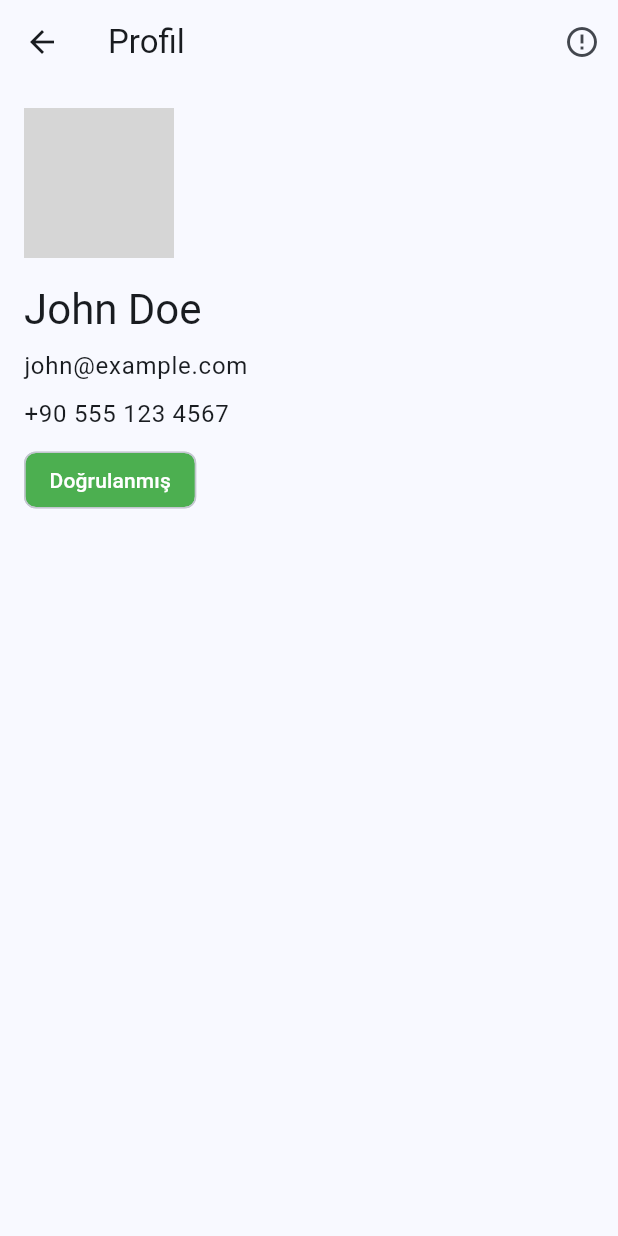
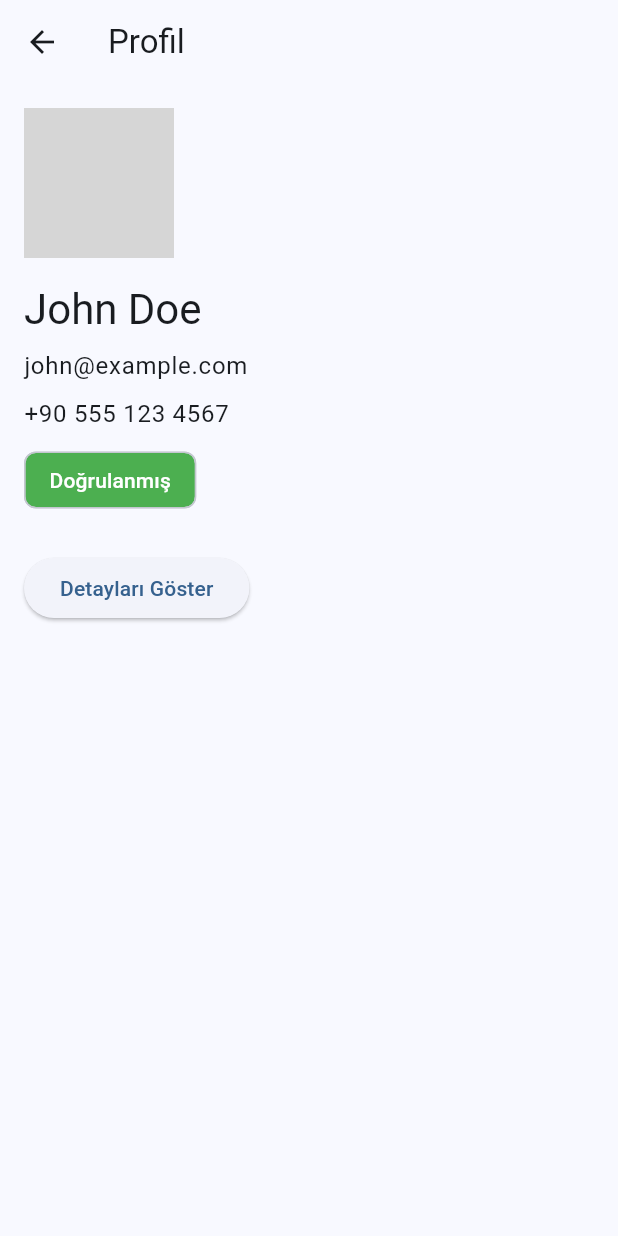
Before and after one commit to onur0481/bloc_management, a Flutter app: the ProfilePage screen opened directly, on a phone screen of 412 x 824 dp. Run offline on Flutter 3.47's test engine with Material 3 defaults, Android fonts, the phone set to English and light mode, and no system bars; our stand-ins replace auto_route, bloc_concurrency, equatable, flutter_bloc, formz, freezed_annotation and 3 more; network calls fail; grey boxes are pictures that could not be loaded.

Commit message:
Added new state management for the profile page, creating separate states for profile information and details. Also added i_toast dependency and updated ApiResponse model with Freezed.

```diff
--- a/lib/core/models/api_response.dart
+++ b/lib/core/models/api_response.dart
@@ -1,24 +1,10 @@
-class ApiResponse<T> {
-  final T? data;
-  final String? message;
-  final String? type;
+import 'package:freezed_annotation/freezed_annotation.dart';
 
-  ApiResponse({
-    this.data,
-    this.message,
-    this.type,
-  });
+part 'api_response.freezed.dart';
 
-  factory ApiResponse.success(T data) {
-    return ApiResponse(
-      data: data,
-    );
-  }
-
-  factory ApiResponse.error(String message, {String type = 'toast'}) {
-    return ApiResponse(
-      message: message,
-      type: type,
-    );
-  }
+@freezed
+class ApiResponse<T> with _$ApiResponse<T> {
+  const factory ApiResponse.success(T data) = ApiResponseSuccess<T>;
+  const factory ApiResponse.error(String message, {String? type}) = ApiResponseError<T>;
+  const factory ApiResponse.noContent() = ApiResponseNoContent<T>;
 }
--- a/lib/features/home/presentation/pages/home_page.dart
+++ b/lib/features/home/presentation/pages/home_page.dart
@@ -1,5 +1,6 @@
 import 'package:auto_route/auto_route.dart';
 import 'package:bloc_management/features/profile/domain/bloc/profile_bloc.dart';
+import 'package:bloc_management/features/profile/domain/bloc/profile_event.dart';
 import 'package:bloc_management/features/transactions/presentation/pages/all_transactions_page.dart';
 import 'package:flutter/material.dart';
 import 'package:flutter_bloc/flutter_bloc.dart';
@@ -34,7 +35,7 @@ class HomePage extends StatelessWidget {
         );
       case 3:
         return BlocProvider(
-          create: (context) => getIt<ProfileBloc>(),
+          create: (context) => getIt<ProfileBloc>()..add(const LoadProfileInfo()),
           child: const ProfilePage(),
         );
       default:
--- /dev/null
+++ b/lib/features/profile/data/models/profile_details_model.dart
@@ -0,0 +1,16 @@
+import 'package:freezed_annotation/freezed_annotation.dart';
+
+part 'profile_details_model.freezed.dart';
+part 'profile_details_model.g.dart';
+
+@freezed
+class ProfileDetailsModel with _$ProfileDetailsModel {
+  const factory ProfileDetailsModel({
+    required String address,
+    required String city,
+    required String country,
+    required String bio,
+  }) = _ProfileDetailsModel;
+
+  factory ProfileDetailsModel.fromJson(Map<String, dynamic> json) => _$ProfileDetailsModelFromJson(json);
+}
--- a/lib/features/profile/domain/bloc/profile_event.dart
+++ b/lib/features/profile/domain/bloc/profile_event.dart
@@ -1,16 +1,11 @@
-import 'package:equatable/equatable.dart';
-
-abstract class ProfileEvent extends Equatable {
+sealed class ProfileEvent {
   const ProfileEvent();
-
-  @override
-  List<Object?> get props => [];
 }
 
-class LoadProfile extends ProfileEvent {
-  const LoadProfile();
+class LoadProfileInfo extends ProfileEvent {
+  const LoadProfileInfo();
 }
 
-class LoadProfileWithError extends ProfileEvent {
-  const LoadProfileWithError();
+class LoadProfileDetails extends ProfileEvent {
+  const LoadProfileDetails();
 }
--- a/lib/features/profile/domain/bloc/profile_state.dart
+++ b/lib/features/profile/domain/bloc/profile_state.dart
@@ -1,42 +1,68 @@
-import 'package:bloc_management/core/base/base_state.dart';
 import 'package:bloc_management/features/profile/data/models/profile_model.dart';
+import 'package:bloc_management/features/profile/data/models/profile_details_model.dart';
 
-abstract class ProfileState extends BaseState<ProfileModel> {
-  const ProfileState({
-    super.data,
-    super.error,
-    super.isLoading = false,
-  });
+sealed class ProfileInfoState {
+  const ProfileInfoState();
 }
 
-class ProfileInitial extends ProfileState {
-  const ProfileInitial() : super();
+class ProfileInfoInitial extends ProfileInfoState {
+  const ProfileInfoInitial();
 }
 
-class ProfileLoading extends ProfileState {
-  const ProfileLoading() : super(isLoading: true);
+class ProfileInfoLoading extends ProfileInfoState {
+  const ProfileInfoLoading();
 }
 
-class ProfileLoaded extends ProfileState {
+class ProfileInfoLoaded extends ProfileInfoState {
   final ProfileModel profile;
-
-  const ProfileLoaded({
-    required this.profile,
-  }) : super(data: profile);
-
-  @override
-  List<Object?> get props => [profile];
+  const ProfileInfoLoaded(this.profile);
 }
 
-class ProfileError extends ProfileState {
+class ProfileInfoError extends ProfileInfoState {
   final String message;
-  final String type;
+  final String? type;
+  const ProfileInfoError(this.message, {this.type = 'toast'});
+}
 
-  const ProfileError({
-    required this.message,
-    this.type = 'toast',
-  }) : super(error: message);
+sealed class ProfileDetailsState {
+  const ProfileDetailsState();
+}
 
-  @override
-  List<Object?> get props => [message, type];
+class ProfileDetailsInitial extends ProfileDetailsState {
+  const ProfileDetailsInitial();
 }
+
+class ProfileDetailsLoading extends ProfileDetailsState {
+  const ProfileDetailsLoading();
+}
+
+class ProfileDetailsLoaded extends ProfileDetailsState {
+  final ProfileDetailsModel details;
+  const ProfileDetailsLoaded(this.details);
+}
+
+class ProfileDetailsError extends ProfileDetailsState {
+  final String message;
+  final String? type;
+  const ProfileDetailsError(this.message, {this.type = 'toast'});
+}
+
+class ProfileState {
+  final ProfileInfoState infoState;
+  final ProfileDetailsState detailsState;
+
+  const ProfileState({
+    required this.infoState,
+    required this.detailsState,
+  });
+
+  ProfileState copyWith({
+    ProfileInfoState? infoState,
+    ProfileDetailsState? detailsState,
+  }) {
+    return ProfileState(
+      infoState: infoState ?? this.infoState,
+      detailsState: detailsState ?? this.detailsState,
+    );
+  }
+}
--- a/lib/features/profile/presentation/pages/profile_page.dart
+++ b/lib/features/profile/presentation/pages/profile_page.dart
@@ -1,6 +1,5 @@
 import 'package:flutter/material.dart';
 import 'package:flutter_bloc/flutter_bloc.dart';
-import 'package:bloc_management/features/profile/data/repositories/profile_repository.dart';
 import 'package:bloc_management/features/profile/domain/bloc/profile_bloc.dart';
 import 'package:bloc_management/features/profile/domain/bloc/profile_event.dart';
 import 'package:bloc_management/features/profile/domain/bloc/profile_state.dart';
@@ -10,29 +9,110 @@ class ProfilePage extends StatelessWidget {
 
   @override
   Widget build(BuildContext context) {
-    return BlocProvider(
-      create: (context) => ProfileBloc(ProfileRepository())..add(const LoadProfile()),
-      child: Scaffold(
+    return Scaffold(
       appBar: AppBar(
         title: const Text('Profil'),
-          actions: [
-            IconButton(
-              icon: const Icon(Icons.error_outline),
-              onPressed: () {
-                context.read<ProfileBloc>().add(const LoadProfileWithError());
+      ),
+      body: Padding(
+        padding: const EdgeInsets.all(16.0),
+        child: Column(
+          crossAxisAlignment: CrossAxisAlignment.start,
+          children: [
+            // Profil Bilgileri
+            BlocBuilder<ProfileBloc, ProfileState>(
+              buildWhen: (previous, current) => previous.infoState != current.infoState,
+              builder: (context, state) {
+                final infoState = state.infoState;
+                if (infoState is ProfileInfoLoading) {
+                  return const Center(child: CircularProgressIndicator());
+                }
+                if (infoState is ProfileInfoLoaded) {
+                  return Column(
+                    crossAxisAlignment: CrossAxisAlignment.start,
+                    children: [
+                      if (infoState.profile.avatar != null)
+                        CircleAvatar(
+                          radius: 50,
+                          backgroundImage: NetworkImage(infoState.profile.avatar!),
+                        ),
+                      const SizedBox(height: 16),
+                      Text(
+                        infoState.profile.name,
+                        style: Theme.of(context).textTheme.headlineMedium,
+                      ),
+                      const SizedBox(height: 8),
+                      Text(
+                        infoState.profile.email,
+                        style: Theme.of(context).textTheme.bodyLarge,
+                      ),
+                      const SizedBox(height: 8),
+                      Text(
+                        infoState.profile.phone,
+                        style: Theme.of(context).textTheme.bodyLarge,
+                      ),
+                      const SizedBox(height: 8),
+                      if (infoState.profile.isVerified)
+                        const Chip(
+                          label: Text('Doğrulanmış'),
+                          backgroundColor: Colors.green,
+                          labelStyle: TextStyle(color: Colors.white),
+                        ),
+                    ],
+                  );
+                }
+                if (infoState is ProfileInfoError) {
+                  return Text(
+                    infoState.message,
+                    style: const TextStyle(color: Colors.red),
+                  );
+                }
+                return const SizedBox.shrink();
               },
             ),
+            const SizedBox(height: 24),
+            // Profil Detayları
+            BlocBuilder<ProfileBloc, ProfileState>(
+              buildWhen: (previous, current) => previous.detailsState != current.detailsState,
+              builder: (context, state) {
+                final detailsState = state.detailsState;
+                return Column(
+                  crossAxisAlignment: CrossAxisAlignment.start,
+                  children: [
+                    ElevatedButton(
+                      onPressed: detailsState is ProfileDetailsLoading
+                          ? null
+                          : () {
+                              context.read<ProfileBloc>().add(const LoadProfileDetails());
+                            },
+                      child: detailsState is ProfileDetailsLoading
+                          ? const SizedBox(
+                              width: 20,
+                              height: 20,
+                              child: CircularProgressIndicator(strokeWidth: 2),
+                            )
+                          : const Text('Detayları Göster'),
+                    ),
+                    if (detailsState is ProfileDetailsLoaded) ...[
+                      const SizedBox(height: 16),
+                      const Text(
+                        'Detay Bilgileri',
+                        style: TextStyle(fontSize: 18, fontWeight: FontWeight.bold),
+                      ),
+                      const SizedBox(height: 8),
+                      Text('Adres: ${detailsState.details.address}'),
+                      Text('Şehir: ${detailsState.details.city}'),
+                      Text('Ülke: ${detailsState.details.country}'),
+                      Text('Biyografi: ${detailsState.details.bio}'),
                     ],
-        ),
-        body: BlocConsumer<ProfileBloc, ProfileState>(
-          listener: (context, state) {
-            if (state is ProfileError) {
-              if (state.type == 'popup') {
+                    if (detailsState is ProfileDetailsError)
+                      Builder(
+                        builder: (context) {
+                          WidgetsBinding.instance.addPostFrameCallback((_) {
                             showDialog(
                               context: context,
                               builder: (context) => AlertDialog(
                                 title: const Text('Hata'),
-                    content: Text(state.message),
+                                content: Text(detailsState.message),
                                 actions: [
                                   TextButton(
                                     onPressed: () => Navigator.pop(context),
@@ -41,61 +121,15 @@ class ProfilePage extends StatelessWidget {
                                 ],
                               ),
                             );
-              } else {
-                ScaffoldMessenger.of(context).showSnackBar(
-                  SnackBar(
-                    content: Text(state.message),
-                    backgroundColor: Colors.red,
-                  ),
-                );
-              }
-            }
+                          });
+                          return const SizedBox.shrink();
                         },
-          builder: (context, state) {
-            if (state is ProfileLoading) {
-              return const Center(child: CircularProgressIndicator());
-            }
-
-            if (state is ProfileLoaded) {
-              return Padding(
-                padding: const EdgeInsets.all(16.0),
-                child: Column(
-                  crossAxisAlignment: CrossAxisAlignment.start,
-                  children: [
-                    if (state.profile.avatar != null)
-                      CircleAvatar(
-                        radius: 50,
-                        backgroundImage: NetworkImage(state.profile.avatar!),
-                      ),
-                    const SizedBox(height: 16),
-                    Text(
-                      state.profile.name,
-                      style: Theme.of(context).textTheme.headlineMedium,
-                    ),
-                    const SizedBox(height: 8),
-                    Text(
-                      state.profile.email,
-                      style: Theme.of(context).textTheme.bodyLarge,
-                    ),
-                    const SizedBox(height: 8),
-                    Text(
-                      state.profile.phone,
-                      style: Theme.of(context).textTheme.bodyLarge,
-                    ),
-                    const SizedBox(height: 8),
-                    if (state.profile.isVerified)
-                      const Chip(
-                        label: Text('Doğrulanmış'),
-                        backgroundColor: Colors.green,
-                        labelStyle: TextStyle(color: Colors.white),
                       ),
                   ],
+                );
+              },
             ),
-              );
-            }
-
-            return const Center(child: Text('Profil bilgileri yüklenemedi'));
-          },
+          ],
         ),
       ),
     );
--- a/pubspec.yaml
+++ b/pubspec.yaml
@@ -40,6 +40,7 @@ dependencies:
   bloc_concurrency: ^0.2.4
   rxdart: ^0.27.7
   freezed_annotation: ^2.4.1
+  i_toast: ^0.0.5
   json_annotation: ^4.8.1
 
 dev_dependencies:
```
Also changed, not shown: lib/core/base/base_repository_mixin.dart (added, +45 -0 lines), lib/features/profile/data/repositories/profile_repository.dart (+35 -30 lines), lib/features/profile/domain/bloc/profile_bloc.dart (+27 -41 lines), lib/core/models/api_response.freezed.dart (added), lib/features/profile/data/models/profile_details_model.freezed.dart (added), lib/features/profile/data/models/profile_details_model.g.dart (added), pubspec.lock. Lines whose indentation alone changed are shown as unchanged.
